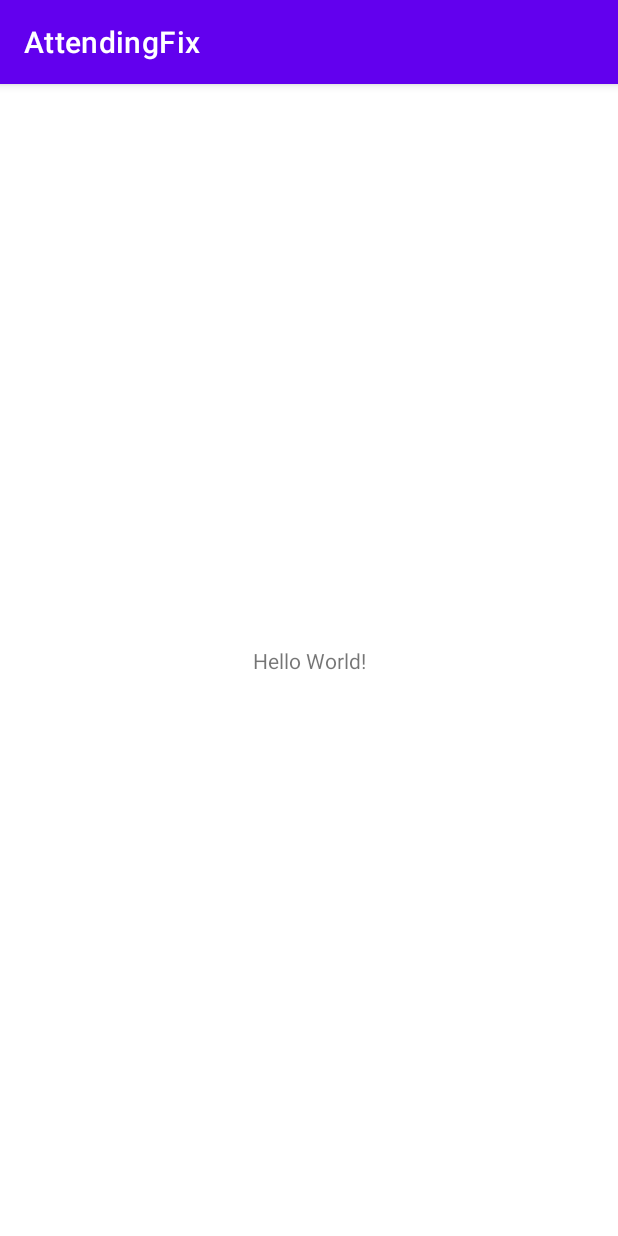
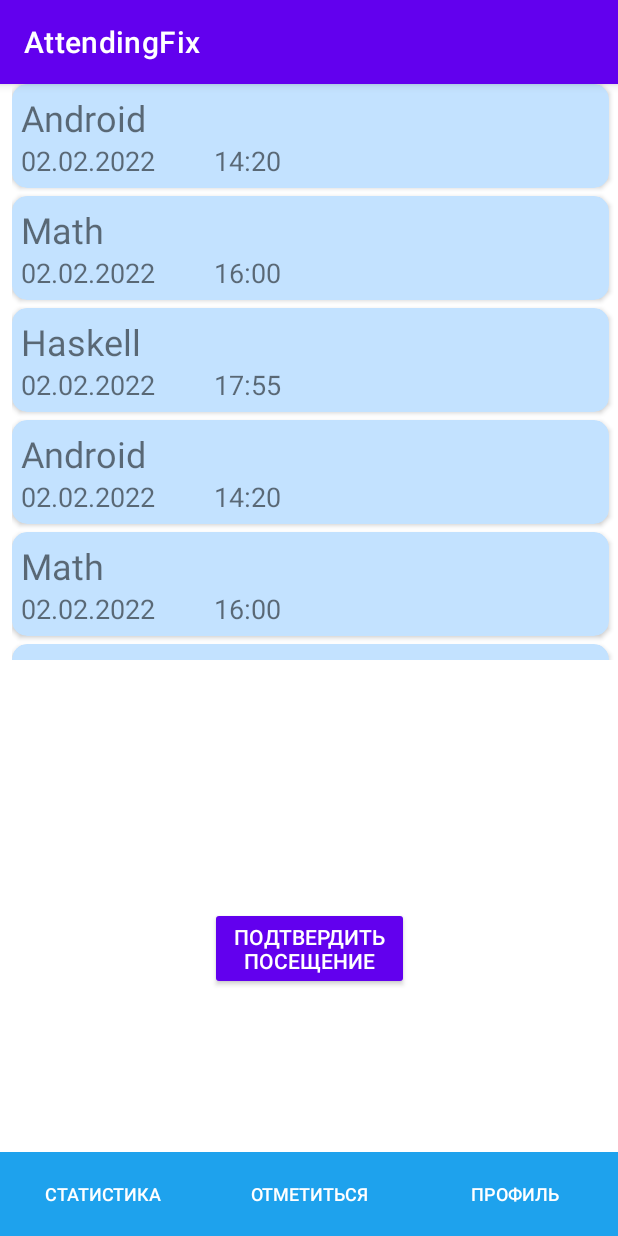
Before and after one commit to OSLL/adfmp1h22-attendance, an Android app: the screen it shows after launch (MainActivity), on a phone screen of 412 x 824 dp. Run offline under Robolectric (Android 15) with nearby library versions, the phone set to English and light mode, and no system bars; our stand-ins replace data binding; 2 statements that could not run were skipped.

Commit message:
Add Check pre-screen

```diff
--- /dev/null
+++ b/app/src/main/java/com/example/attendingfix/CheckFragment.kt
@@ -0,0 +1,75 @@
+package com.example.attendingfix
+
+import android.os.Bundle
+import androidx.fragment.app.Fragment
+import android.view.LayoutInflater
+import android.view.View
+import android.view.ViewGroup
+import android.widget.Button
+import android.widget.ScrollView
+import androidx.fragment.app.FragmentManager
+import androidx.recyclerview.widget.LinearLayoutManager
+import androidx.recyclerview.widget.RecyclerView
+
+/**
+ * A simple [Fragment] subclass.
+ * Use the [CheckFragment.newInstance] factory method to
+ * create an instance of this fragment.
+ */
+class CheckFragment : Fragment() {
+
+    override fun onCreate(savedInstanceState: Bundle?) {
+        super.onCreate(savedInstanceState)
+    }
+
+    override fun onCreateView(
+        inflater: LayoutInflater, container: ViewGroup?,
+        savedInstanceState: Bundle?
+    ): View? {
+        // Inflate the layout for this fragment
+        return inflater.inflate(R.layout.fragment_check, container, false)
+    }
+
+    override fun onViewCreated(view: View, savedInstanceState: Bundle?) {
+        super.onViewCreated(view, savedInstanceState)
+        //val data = получение данных с сервера
+        val emulated_data: Map<String, List<IRecyclerViewItemMapHandler>> =
+            mapOf("items" to listOf(
+                IRecyclerViewItemMapHandler(0, mapOf("lesson" to "Android", "date" to "02.02.2022", "time" to "14:20")),
+                IRecyclerViewItemMapHandler(1 ,mapOf("lesson" to "Math", "date" to "02.02.2022", "time" to "16:00")),
+                IRecyclerViewItemMapHandler(2 ,mapOf("lesson" to "Haskell", "date" to "02.02.2022", "time" to "17:55")),
+                IRecyclerViewItemMapHandler(3 ,mapOf("lesson" to "Android", "date" to "02.02.2022", "time" to "14:20")),
+                IRecyclerViewItemMapHandler(4 ,mapOf("lesson" to "Math", "date" to "02.02.2022", "time" to "16:00")),
+                IRecyclerViewItemMapHandler(5 ,mapOf("lesson" to "Haskell", "date" to "02.02.2022", "time" to "17:55")),
+                IRecyclerViewItemMapHandler(6 ,mapOf("lesson" to "Android", "date" to "02.02.2022", "time" to "14:20")),
+                IRecyclerViewItemMapHandler(7 ,mapOf("lesson" to "Math", "date" to "02.02.2022", "time" to "16:00")),
+                IRecyclerViewItemMapHandler(8 ,mapOf("lesson" to "Haskell", "date" to "02.02.2022", "time" to "17:55"))
+            ))
+        val fragmentManager: FragmentManager = this.childFragmentManager
+        val currentView: View = requireView()
+        val scrollView: ScrollView = currentView.findViewById(R.id.checkScrollView)
+        val checkButton: Button = currentView.findViewById(R.id.mainCheckButton)
+        checkButton.isClickable = false
+        fun itemClickHandler(item: IRecyclerViewItemMapHandler){
+
+        }
+
+        val recyclerView: RecyclerView = currentView.findViewById(R.id.recyclerView)
+        recyclerView.layoutManager = LinearLayoutManager(currentView.context)
+        val adapter = CheckRecyclerAdapter(this) { item -> itemClickHandler(item) }
+        adapter.setItems(emulated_data["items"] ?: listOf())
+        recyclerView.adapter = adapter
+    }
+
+    companion object {
+        /**
+         * Use this factory method to create a new instance of
+         * this fragment using the provided parameters.
+         *
+         * @return A new instance of fragment CheckFragment.
+         */
+        // TODO: Rename and change types and number of parameters
+        @JvmStatic
+        fun newInstance() = CheckFragment()
+    }
+}
--- /dev/null
+++ b/app/src/main/java/com/example/attendingfix/CheckRecyclerAdapter.kt
@@ -0,0 +1,139 @@
+package com.example.attendingfix
+
+import android.view.LayoutInflater
+import android.view.View
+import android.view.ViewGroup
+import android.widget.TextView
+import androidx.annotation.LayoutRes
+import androidx.core.content.ContextCompat
+import androidx.databinding.BaseObservable
+import androidx.databinding.BindingAdapter
+import androidx.databinding.DataBindingUtil
+import androidx.databinding.ViewDataBinding
+import androidx.lifecycle.LifecycleOwner
+import androidx.recyclerview.widget.DiffUtil
+import androidx.recyclerview.widget.RecyclerView
+
+interface IRecyclerViewItem<T> {
+    val id: Int
+    val data: T
+}
+
+class IRecyclerViewItemMapHandler(override val id: Int = 0, override val data: Map<String, String>): IRecyclerViewItem<Map<String, String>>
+
+@BindingAdapter("selection_helper", "item_id", requireAll = true)
+fun <T : IRecyclerViewItem<Map<String, String>>> handleSelection(
+    view: View,
+    selectionHelper: ISelectionHelper<T>,
+    itemId: Int
+) {
+    //Смотрим текущее состояние итема
+    val isSelected = selectionHelper.isSelected(itemId)
+    //Выбираем цвет в зависимости от состояния
+    val color = if (isSelected) {
+        R.color.checkCardColorPressed
+    } else {
+        R.color.checkCardColor
+    }
+    view.setBackgroundColor(ContextCompat.getColor(view.context, color))
+}
+
+class SelectionHelper<T : IRecyclerViewItem<Map<String, String>>> : ISelectionHelper<T>() {
+    //Мапа со всеми выбранными элементами
+    private val selectedItems = mutableMapOf<Int, T>()
+
+    //Обработка итема, если он уже выбран - убираем его, иначе - наоборот
+    override fun handleItem(item: T) {
+        if (selectedItems[item.id] == null) {
+            selectedItems.clear()
+            selectedItems[item.id] = item
+        } else {
+            selectedItems.remove(item.id)
+        }
+        notifyChange()
+    }
+
+    override fun isSelected(id: Int): Boolean = selectedItems.containsKey(id)
+    override fun getSelectedItems(): List<T> = selectedItems.values.toList()
+    override fun getSelectedItemsSize(): Int = selectedItems.size
+}
+
+// Наследуем класс от BaseObservable, для того, что бы dataBinding мог следить за
+// изменением сотояния хелпера
+abstract class ISelectionHelper<T : IRecyclerViewItem<Map<String, String>>> : BaseObservable() {
+    abstract fun handleItem(item: T)
+    abstract fun isSelected(id: Int): Boolean
+    abstract fun getSelectedItems(): List<T>
+    abstract fun getSelectedItemsSize(): Int
+}
+
+class CheckRecyclerAdapter(
+    private val lifecycleOwner: LifecycleOwner,
+    private val onClick: ((IRecyclerViewItemMapHandler) -> Unit)? = null
+) : RecyclerView.Adapter<CheckRecyclerAdapter.ViewHolder>() {
+    private val items = mutableListOf<IRecyclerViewItemMapHandler>()
+    private val selectionHelper: SelectionHelper<IRecyclerViewItemMapHandler> = SelectionHelper()
+    private val itemBindingId: Int? = 1
+    @LayoutRes private val layoutRes: Int = R.layout.fragment_check_view_item
+
+    override fun onCreateViewHolder(parent: ViewGroup, viewType: Int): ViewHolder {
+        val inflater = LayoutInflater.from(parent.context)
+        val binding = DataBindingUtil.inflate<ViewDataBinding>(inflater, layoutRes, parent, false)
+        return ViewHolder(binding)
+    }
+
+    override fun getItemCount(): Int = items.size
+
+    override fun onBindViewHolder(holder: ViewHolder, position: Int) {
+        val item = items[position]
+        holder.onBind(item)
+    }
+
+    fun setItems(newItems: List<IRecyclerViewItemMapHandler>) {
+        val diffUtilCallback = DiffUtilCallback(newItems)
+        val diffResult = DiffUtil.calculateDiff(diffUtilCallback)
+        items.apply {
+            clear()
+            addAll(newItems)
+        }
+        diffResult.dispatchUpdatesTo(this)
+    }
+
+    inner class ViewHolder(
+        private val binding: ViewDataBinding
+    ) : RecyclerView.ViewHolder(binding.root) {
+        fun onBind(item: IRecyclerViewItemMapHandler) {
+            binding.apply {
+                val lesson: TextView = binding.root.findViewById(R.id.checkTextViewLesson)
+                val time: TextView = binding.root.findViewById(R.id.checkTextViewTime)
+                val date: TextView = binding.root.findViewById(R.id.checkTextViewDate)
+                lesson.text = item.data["lesson"]
+                time.text = item.data["time"]
+                date.text = item.data["date"]
+                //Установка переменных
+                setVariable(itemBindingId ?: BR.item, item)
+                setVariable(BR.selectionHelper, selectionHelper)
+
+                root.setOnClickListener {
+                    //Вызываем обработку элемента
+                    selectionHelper.handleItem(item)
+                    onClick?.invoke(item)
+                }
+                lifecycleOwner = this@CheckRecyclerAdapter.lifecycleOwner
+            }
+        }
+    }
+
+    private inner class DiffUtilCallback(private val newItems: List<IRecyclerViewItemMapHandler>) : DiffUtil.Callback() {
+        override fun getOldListSize(): Int = itemCount
+        override fun getNewListSize(): Int = newItems.size
+
+        override fun areItemsTheSame(oldItemPosition: Int, newItemPosition: Int): Boolean {
+            return newItems[newItemPosition].id == items[oldItemPosition].id
+        }
+
+        override fun areContentsTheSame(oldItemPosition: Int, newItemPosition: Int): Boolean {
+            return newItems[newItemPosition] == items[oldItemPosition]
+        }
+    }
+}
--- a/app/src/main/java/com/example/attendingfix/MainActivity.kt
+++ b/app/src/main/java/com/example/attendingfix/MainActivity.kt
@@ -2,10 +2,59 @@ package com.example.attendingfix
 
 import androidx.appcompat.app.AppCompatActivity
 import android.os.Bundle
+import android.widget.Button
+import androidx.fragment.app.FragmentManager
+
 
 class MainActivity : AppCompatActivity() {
+
+    var current_fragment: Int = 2
+
+    fun navBarButtonClickHandler(target_id: Int, supportFragmentManager: FragmentManager){
+
+        if (current_fragment != target_id) {
+            current_fragment = target_id
+            val screen = ScreenFragmentManager.newInstance(current_fragment)
+            val fragment_to_remove = supportFragmentManager.findFragmentByTag("MainFragment")
+            if(fragment_to_remove != null){
+                supportFragmentManager.beginTransaction()
+                    .remove(fragment_to_remove)
+                    .add(R.id.screen_fragment, screen, "MainFragment")
+                    .commit()
+            } else {
+                supportFragmentManager.beginTransaction()
+                    .add(screen, "MainFragment")
+                    .commit()
+            }
+        }
+    }
+
     override fun onCreate(savedInstanceState: Bundle?) {
         super.onCreate(savedInstanceState)
         setContentView(R.layout.activity_main)
+
+        val btn_stats: Button = findViewById(R.id.stats)
+        val btn_check: Button = findViewById(R.id.check)
+        val btn_profile: Button = findViewById(R.id.profile)
+        val supportFragmentManager = this.supportFragmentManager
+
+        supportFragmentManager.beginTransaction()
+            .add(R.id.screen_fragment, ScreenFragmentManager.newInstance(current_fragment), "MainFragment")
+            .commit()
+
+        btn_stats.setOnClickListener{
+            val target_id = 1
+            navBarButtonClickHandler(target_id, supportFragmentManager)
+        }
+
+        btn_check.setOnClickListener {
+            val target_id = 2
+            navBarButtonClickHandler(target_id, supportFragmentManager)
+        }
+
+        btn_profile.setOnClickListener {
+            val target_id = 3
+            navBarButtonClickHandler(target_id, supportFragmentManager)
+        }
     }
 }
--- /dev/null
+++ b/app/src/main/java/com/example/attendingfix/ScreenFragmentManager.kt
@@ -0,0 +1,26 @@
+package com.example.attendingfix
+
+import androidx.fragment.app.Fragment
+
+class ScreenFragmentManager {
+
+    companion object {
+
+        fun newInstance(page: Int) : Fragment{
+            return when(page){
+                1 -> {
+                    Statistics()
+                }
+                2 -> {
+                    CheckFragment()
+                }
+                3 -> {
+                    ProfileFragment()
+                }
+                else -> {
+                    ProfileFragment()
+                }
+            }
+        }
+    }
+}
--- a/app/src/main/res/layout/activity_main.xml
+++ b/app/src/main/res/layout/activity_main.xml
@@ -6,13 +6,60 @@
     android:layout_height="match_parent"
     tools:context=".MainActivity">
 
-    <TextView
-        android:layout_width="wrap_content"
+    <androidx.fragment.app.FragmentContainerView
+        android:layout_width="match_parent"
+        android:layout_height="match_parent"
+        android:id="@+id/screen_fragment"/>
+
+    <LinearLayout
+        android:id="@+id/bottomBar"
+        android:layout_width="match_parent"
         android:layout_height="wrap_content"
-        android:text="Hello World!"
+        android:gravity="bottom"
+        android:orientation="horizontal"
         app:layout_constraintBottom_toBottomOf="parent"
-        app:layout_constraintLeft_toLeftOf="parent"
-        app:layout_constraintRight_toRightOf="parent"
-        app:layout_constraintTop_toTopOf="parent" />
+        app:layout_constraintEnd_toEndOf="parent"
+        app:layout_constraintHorizontal_bias="0.0"
+        app:layout_constraintStart_toStartOf="parent">
 
+        <com.google.android.material.navigation.NavigationView
+            style="@style/BottomBar"
+            android:layout_width="match_parent"
+            android:layout_height="match_parent"
+            app:elevation="0dp"
+            app:itemHorizontalPadding="0dp"
+            app:itemIconPadding="0dp">
+
+            <LinearLayout
+                android:layout_width="match_parent"
+                android:layout_height="match_parent">
+
+                <Button
+                    android:id="@+id/stats"
+                    style="@style/BottomBarButton"
+                    android:layout_width="match_parent"
+                    android:layout_height="match_parent"
+                    android:layout_weight="1"
+                    android:text="@string/stats"
+                    app:shapeAppearance="@style/Base.CardView" />
+
+                <Button
+                    android:id="@+id/check"
+                    style="@style/BottomBarButton"
+                    android:layout_width="match_parent"
+                    android:layout_height="match_parent"
+                    android:layout_weight="1"
+                    android:text="@string/sign" />
+
+                <Button
+                    android:id="@+id/profile"
+                    style="@style/BottomBarButton"
+                    android:layout_width="match_parent"
+                    android:layout_height="match_parent"
+                    android:layout_weight="1"
+                    android:text="@string/profile" />
+
+            </LinearLayout>
+        </com.google.android.material.navigation.NavigationView>
+    </LinearLayout>
 </androidx.constraintlayout.widget.ConstraintLayout>
--- /dev/null
+++ b/app/src/main/res/layout/fragment_check.xml
@@ -0,0 +1,46 @@
+<?xml version="1.0" encoding="utf-8"?>
+<LinearLayout xmlns:android="http://schemas.android.com/apk/res/android"
+    xmlns:tools="http://schemas.android.com/tools"
+    android:layout_width="match_parent"
+    android:layout_height="match_parent"
+    xmlns:app="http://schemas.android.com/apk/res-auto"
+    tools:context=".CheckFragment"
+    android:orientation="vertical">
+
+    <ScrollView
+        android:id="@+id/checkScrollView"
+        android:layout_width="match_parent"
+        android:layout_height="match_parent"
+        android:layout_weight="1">
+
+        <androidx.recyclerview.widget.RecyclerView
+            android:id="@+id/recyclerView"
+            android:layout_width="match_parent"
+            android:layout_height="wrap_content"
+            android:layout_marginStart="8dp"
+            app:layout_constraintBottom_toBottomOf="parent"
+            app:layout_constraintEnd_toEndOf="parent"
+            app:layout_constraintStart_toStartOf="parent"
+            app:layout_constraintTop_toTopOf="parent"
+            tools:listitem="@layout/fragment_check_view_item" />
+    </ScrollView>
+
+    <androidx.constraintlayout.widget.ConstraintLayout
+        android:layout_width="match_parent"
+        android:layout_height="match_parent"
+        android:layout_weight="1">
+
+        <Button
+            android:id="@+id/mainCheckButton"
+            style="@style/MainCheckButton"
+            android:layout_width="wrap_content"
+            android:layout_height="wrap_content"
+            android:layout_gravity="center"
+            android:text="@string/check"
+            app:layout_constraintBottom_toBottomOf="parent"
+            app:layout_constraintEnd_toEndOf="parent"
+            app:layout_constraintStart_toStartOf="parent"
+            app:layout_constraintTop_toTopOf="parent" />
+    </androidx.constraintlayout.widget.ConstraintLayout>
+
+</LinearLayout>
--- /dev/null
+++ b/app/src/main/res/layout/fragment_check_view_item.xml
@@ -0,0 +1,68 @@
+<?xml version="1.0" encoding="utf-8"?>
+<layout xmlns:app="http://schemas.android.com/apk/res-auto"
+    xmlns:tools="http://schemas.android.com/tools">
+
+    <data>
+
+        <variable
+            name="item"
+            type="com.example.attendingfix.IRecyclerViewItemMapHandler" />
+        <variable
+            name="selectionHelper"
+            type="com.example.attendingfix.ISelectionHelper&lt;com.example.attendingfix.IRecyclerViewItemMapHandler>" />
+    </data>
+
+    <androidx.cardview.widget.CardView
+        xmlns:android="http://schemas.android.com/apk/res/android"
+        android:id="@+id/card_view"
+        android:layout_width="match_parent"
+        android:layout_height="wrap_content"
+        app:cardCornerRadius="10dp"
+        app:cardElevation="2dp"
+        app:cardPreventCornerOverlap="false"
+        app:contentPadding="6dp"
+        android:layout_marginEnd="6dp"
+        android:layout_marginBottom="5dp"
+        app:cardBackgroundColor="#C3E2FF"
+        android:foreground="?attr/selectableItemBackground"
+        android:clickable="true"
+        android:focusable="true"
+        app:item_id="@{item.id}"
+        app:selection_helper="@{selectionHelper}">
+
+    <LinearLayout
+        android:layout_width="match_parent"
+        android:layout_height="wrap_content"
+        android:orientation="vertical">
+
+        <TextView
+            android:id="@+id/checkTextViewLesson"
+            android:layout_width="match_parent"
+            android:layout_height="wrap_content"
+            android:textSize="24sp"/>
+
+        <LinearLayout
+            android:layout_width="match_parent"
+            android:layout_height="wrap_content"
+            android:orientation="horizontal">
+
+            <TextView
+                android:id="@+id/checkTextViewDate"
+                android:layout_width="match_parent"
+                android:layout_height="wrap_content"
+                android:layout_weight="2"
+                android:textSize="18sp" />
+
+            <TextView
+                android:id="@+id/checkTextViewTime"
+                android:layout_width="match_parent"
+                android:layout_height="wrap_content"
+                android:layout_weight="1"
+                android:textSize="18sp" />
+
+        </LinearLayout>
+
+    </LinearLayout>
+    </androidx.cardview.widget.CardView>
+
+</layout>
--- a/app/src/main/res/values/colors.xml
+++ b/app/src/main/res/values/colors.xml
@@ -7,4 +7,6 @@
     <color name="teal_700">#FF018786</color>
     <color name="black">#FF000000</color>
     <color name="white">#FFFFFFFF</color>
+    <color name="checkCardColor">#C3E2FF</color>
+    <color name="checkCardColorPressed">#63B4FF</color>
 </resources>
--- /dev/null
+++ b/app/src/main/res/values/dimens.xml
@@ -0,0 +1,4 @@
+<?xml version="1.0" encoding="utf-8"?>
+<resources>
+    <dimen name="text_margin">16dp</dimen>
+</resources>
--- a/app/src/main/res/values/strings.xml
+++ b/app/src/main/res/values/strings.xml
@@ -1,3 +1,10 @@
 <resources>
     <string name="app_name">AttendingFix</string>
+    <string name="check">Подтвердить\nпосещение</string>
+    <!-- TODO: Remove or change this placeholder text -->
+    <string name="hello_blank_fragment">Hello blank fragment</string>
+    <string name="stats">Статистика</string>
+    <string name="sign">Отметиться</string>
+    <string name="profile">Профиль</string>
+    <string name="noLessonsWarning">На данный момент\nнет доступных занятий</string>
 </resources>
--- /dev/null
+++ b/app/src/main/res/values/styles.xml
@@ -0,0 +1,17 @@
+<?xml version="1.0" encoding="utf-8"?>
+<resources>
+    <style name="BottomBar" parent="@style/Widget.Design.BottomNavigationView">
+        <item name="android:background">#1EA2ED</item>
+    </style>
+
+    <style name="BottomBarButton" parent="@style/Widget.AppCompat.Button.Borderless">
+        <item name="android:textSize">12sp</item>
+        <item name="android:textColor">#FFFFFF</item>
+    </style>
+
+    <style name="MainCheckButton" parent="@style/Widget.AppCompat.Button">
+        <item name="android:shape">oval</item>
+        <item name="android:color">#2B7BC5</item>
+        <item name="android:textColor">#FFFFFF</item>
+    </style>
+</resources>
```
Also changed, not shown: app/build.gradle (+12 -0 lines), app/src/main/java/com/example/attendingfix/CheckViewItem.kt (added, +39 -0 lines), app/src/main/java/com/example/attendingfix/ProfileFragment.kt (added, +37 -0 lines), app/src/main/java/com/example/attendingfix/Statistics.kt (added, +39 -0 lines), app/src/main/res/layout/fragment_profile.xml (added, +8 -0 lines), app/src/main/res/layout/fragment_statistics.xml (added, +14 -0 lines), app/CheckRecyclerAdapter.kts (added), app/ScreensFragmentManager.kts (added).
